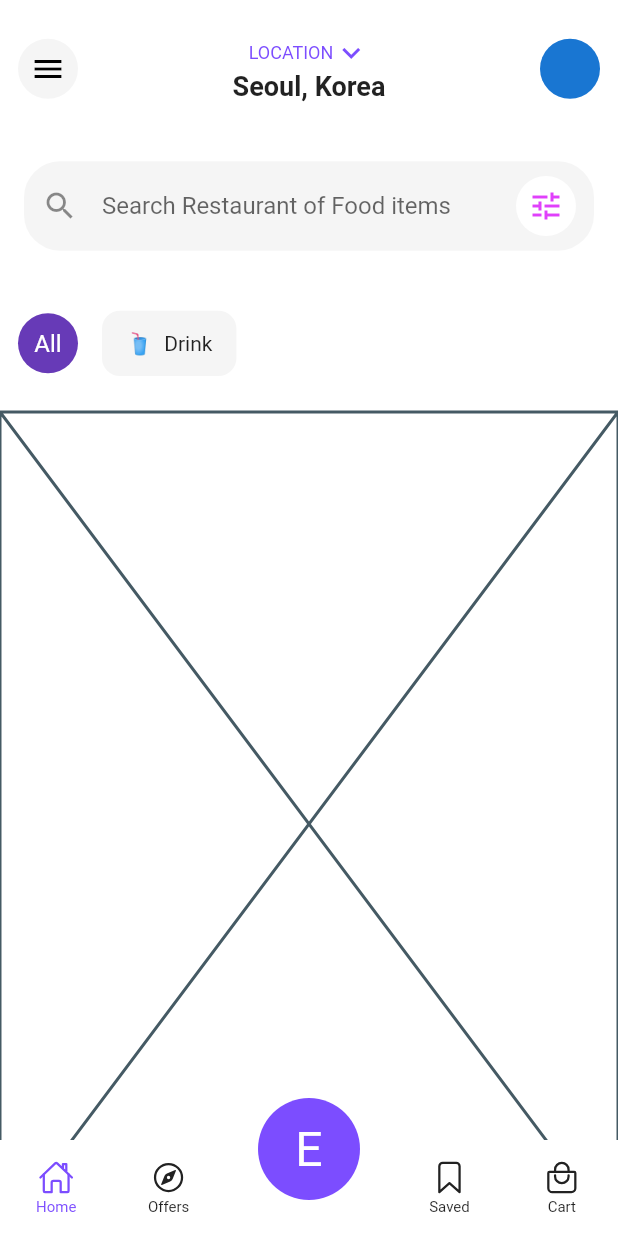
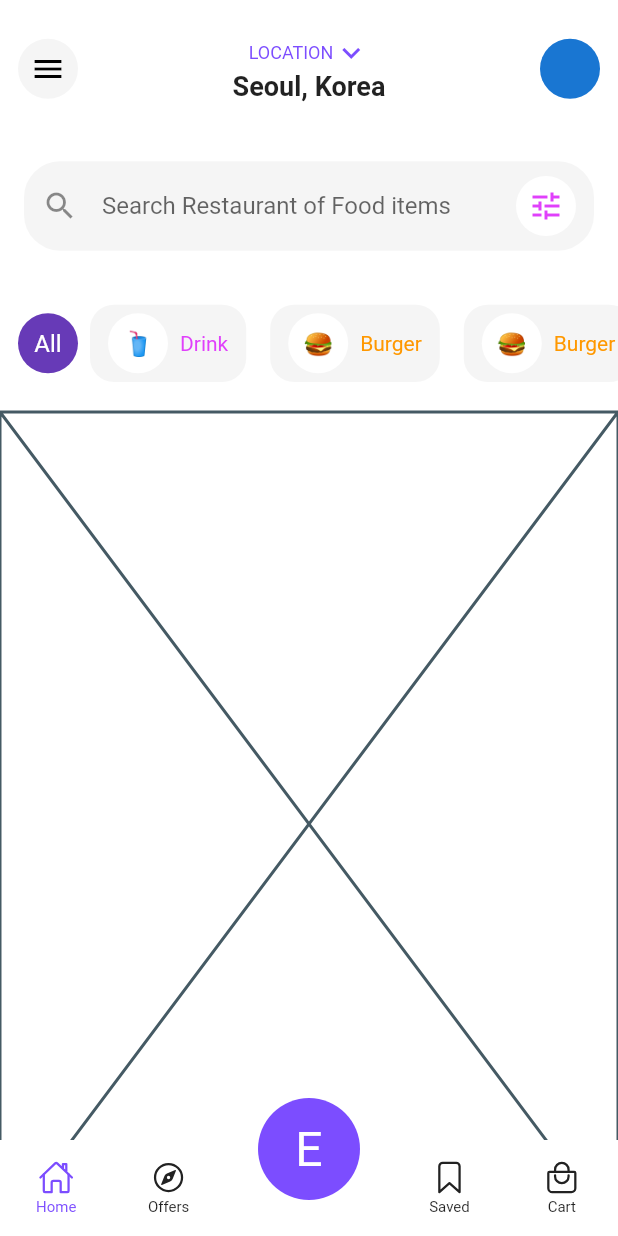
Before and after one commit to JAICHANGPARK/flutter_notebook_18th_story, a Flutter app: the screen it shows after launch, on a phone screen of 412 x 824 dp. Run offline on Flutter 3.47's test engine with Material 2 defaults, Android fonts, the phone set to English and light mode, and no system bars; our stand-ins replace cached_network_image, flutter_riverpod, go_router, ionicons.

Commit message:
Update food_delivery_home_screen.dart

```diff
--- a/lib/ep1054_food_delivery_app/src/ui/food_delivery_home_screen.dart
+++ b/lib/ep1054_food_delivery_app/src/ui/food_delivery_home_screen.dart
@@ -117,24 +117,106 @@ class _FoodDeliveryHomeScreenState extends State<FoodDeliveryHomeScreen> {
                             child: ListView(
                               scrollDirection: Axis.horizontal,
                               children: [
-                                CircleAvatar(
+                                const CircleAvatar(
                                   backgroundColor: Colors.deepPurple,
                                   foregroundColor: Colors.white,
                                   child: Text("All"),
                                 ),
                                 Padding(
-                                  padding: const EdgeInsets.symmetric(horizontal: 16, vertical: 16),
+                                  padding: const EdgeInsets.symmetric(
+                                    horizontal: 8,
+                                    vertical: 12,
+                                  ),
                                   child: Container(
-                                    padding: EdgeInsets.symmetric(horizontal: 16, vertical: 4),
-                                    decoration:
-                                        BoxDecoration(color: Colors.grey[100], borderRadius: BorderRadius.circular(12)),
+                                    padding: const EdgeInsets.symmetric(
+                                      horizontal: 12,
+                                      vertical: 4,
+                                    ),
+                                    decoration: BoxDecoration(
+                                      color: Colors.grey[100],
+                                      borderRadius: BorderRadius.circular(16),
+                                    ),
                                     child: Row(
-                                      children: [
-                                        Text("🥤"),
+                                      children: const [
+                                        CircleAvatar(
+                                          child: Text("🥤"),
+                                          backgroundColor: Colors.white,
+                                        ),
                                         SizedBox(
                                           width: 8,
                                         ),
-                                        Text("Drink")
+                                        Text(
+                                          "Drink",
+                                          style: TextStyle(
+                                            color: Colors.purpleAccent,
+                                          ),
+                                        )
+                                      ],
+                                    ),
+                                  ),
+                                ),
+                                Padding(
+                                  padding: const EdgeInsets.symmetric(
+                                    horizontal: 8,
+                                    vertical: 12,
+                                  ),
+                                  child: Container(
+                                    padding: const EdgeInsets.symmetric(
+                                      horizontal: 12,
+                                      vertical: 4,
+                                    ),
+                                    decoration: BoxDecoration(
+                                      color: Colors.grey[100],
+                                      borderRadius: BorderRadius.circular(16),
+                                    ),
+                                    child: Row(
+                                      children: const [
+                                        CircleAvatar(
+                                          child: Text("🍔"),
+                                          backgroundColor: Colors.white,
+                                        ),
+                                        SizedBox(
+                                          width: 8,
+                                        ),
+                                        Text(
+                                          "Burger",
+                                          style: TextStyle(
+                                            color: Colors.orange,
+                                          ),
+                                        )
+                                      ],
+                                    ),
+                                  ),
+                                ),
+                                Padding(
+                                  padding: const EdgeInsets.symmetric(
+                                    horizontal: 8,
+                                    vertical: 12,
+                                  ),
+                                  child: Container(
+                                    padding: const EdgeInsets.symmetric(
+                                      horizontal: 12,
+                                      vertical: 4,
+                                    ),
+                                    decoration: BoxDecoration(
+                                      color: Colors.grey[100],
+                                      borderRadius: BorderRadius.circular(16),
+                                    ),
+                                    child: Row(
+                                      children: const [
+                                        CircleAvatar(
+                                          child: Text("🍔"),
+                                          backgroundColor: Colors.white,
+                                        ),
+                                        SizedBox(
+                                          width: 8,
+                                        ),
+                                        Text(
+                                          "Burger",
+                                          style: TextStyle(
+                                            color: Colors.orange,
+                                          ),
+                                        )
                                       ],
                                     ),
                                   ),
```
